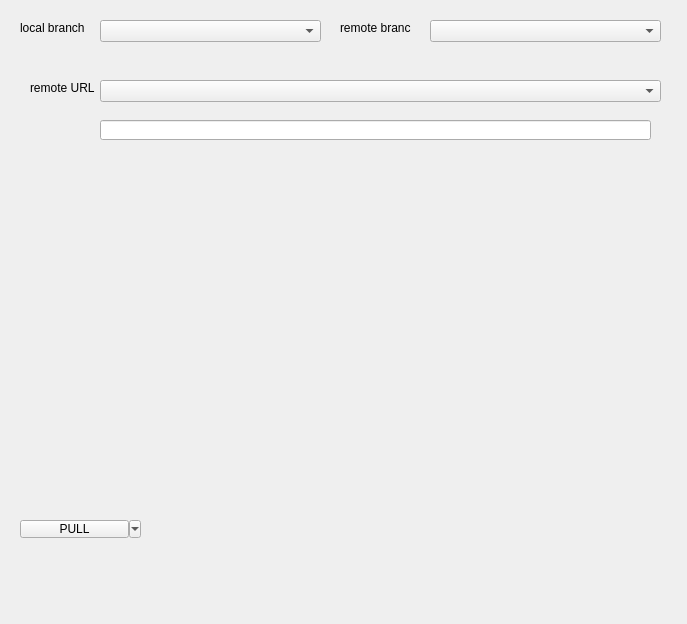
Qt form ui/syncdialog.ui (hidog/HiGit) before a commit.
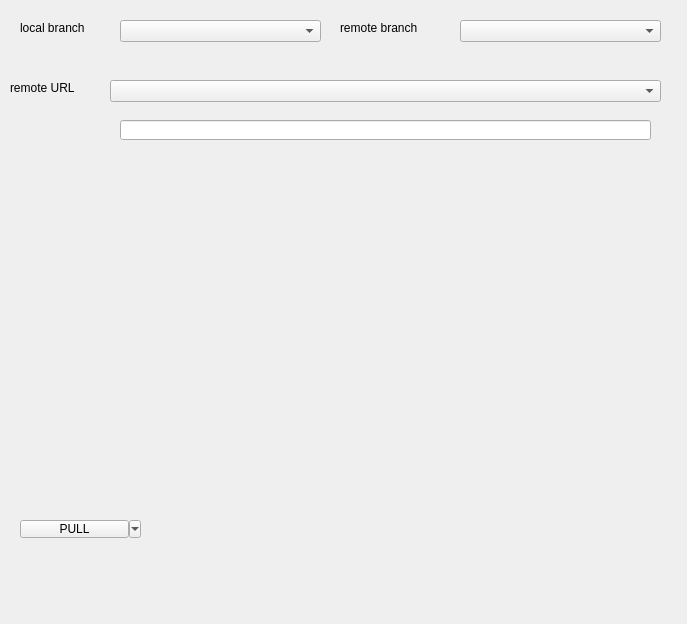
The same form after that commit.

```diff
--- a/ui/syncdialog.ui
+++ b/ui/syncdialog.ui
@@ -18,7 +18,7 @@
     <rect>
      <x>20</x>
      <y>20</y>
-     <width>71</width>
+     <width>91</width>
      <height>16</height>
     </rect>
    </property>
@@ -29,9 +29,9 @@
   <widget class="QComboBox" name="branchComboBox">
    <property name="geometry">
     <rect>
-     <x>100</x>
+     <x>120</x>
      <y>20</y>
-     <width>221</width>
+     <width>201</width>
      <height>22</height>
     </rect>
    </property>
@@ -44,7 +44,7 @@
     <rect>
      <x>340</x>
      <y>20</y>
-     <width>71</width>
+     <width>111</width>
      <height>16</height>
     </rect>
    </property>
@@ -55,9 +55,9 @@
   <widget class="QComboBox" name="comboBox_2">
    <property name="geometry">
     <rect>
-     <x>430</x>
+     <x>460</x>
      <y>20</y>
-     <width>231</width>
+     <width>201</width>
      <height>22</height>
     </rect>
    </property>
@@ -65,9 +65,9 @@
   <widget class="QLabel" name="label_3">
    <property name="geometry">
     <rect>
-     <x>30</x>
+     <x>10</x>
      <y>80</y>
-     <width>71</width>
+     <width>91</width>
      <height>16</height>
     </rect>
    </property>
@@ -94,9 +94,9 @@
   <widget class="QComboBox" name="remote_nameComboBox">
    <property name="geometry">
     <rect>
-     <x>100</x>
+     <x>110</x>
      <y>80</y>
-     <width>561</width>
+     <width>551</width>
      <height>22</height>
     </rect>
    </property>
@@ -104,9 +104,9 @@
   <widget class="QLineEdit" name="urlLEdit">
    <property name="geometry">
     <rect>
-     <x>100</x>
+     <x>120</x>
      <y>120</y>
-     <width>551</width>
+     <width>531</width>
      <height>20</height>
     </rect>
    </property>
```
